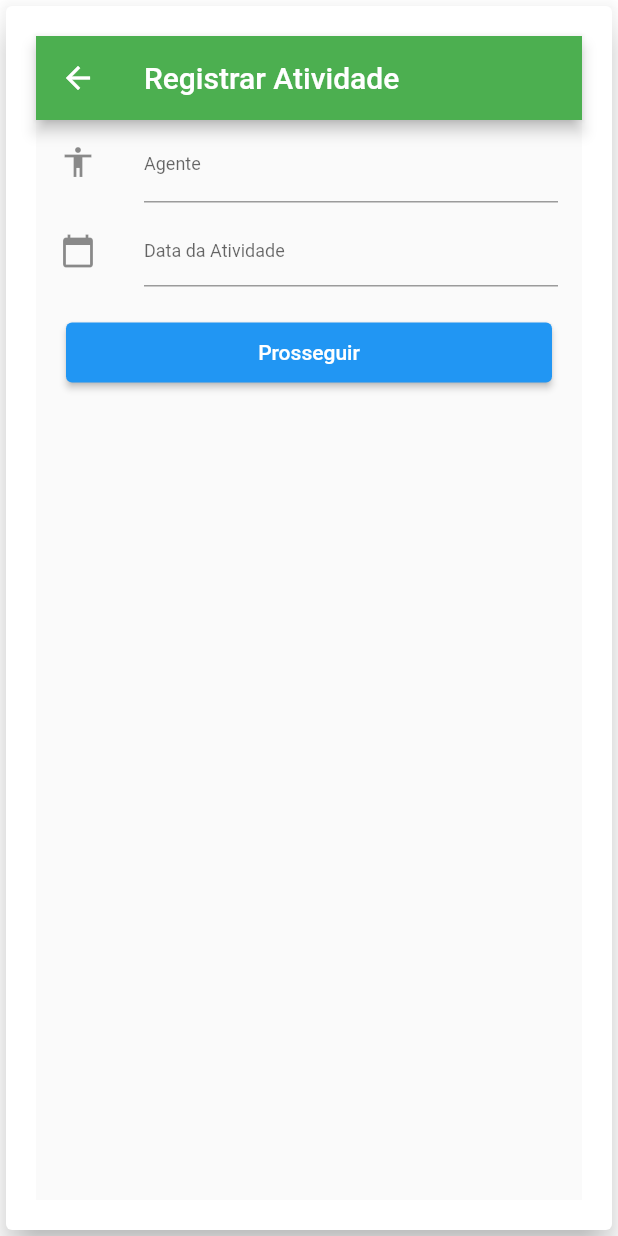
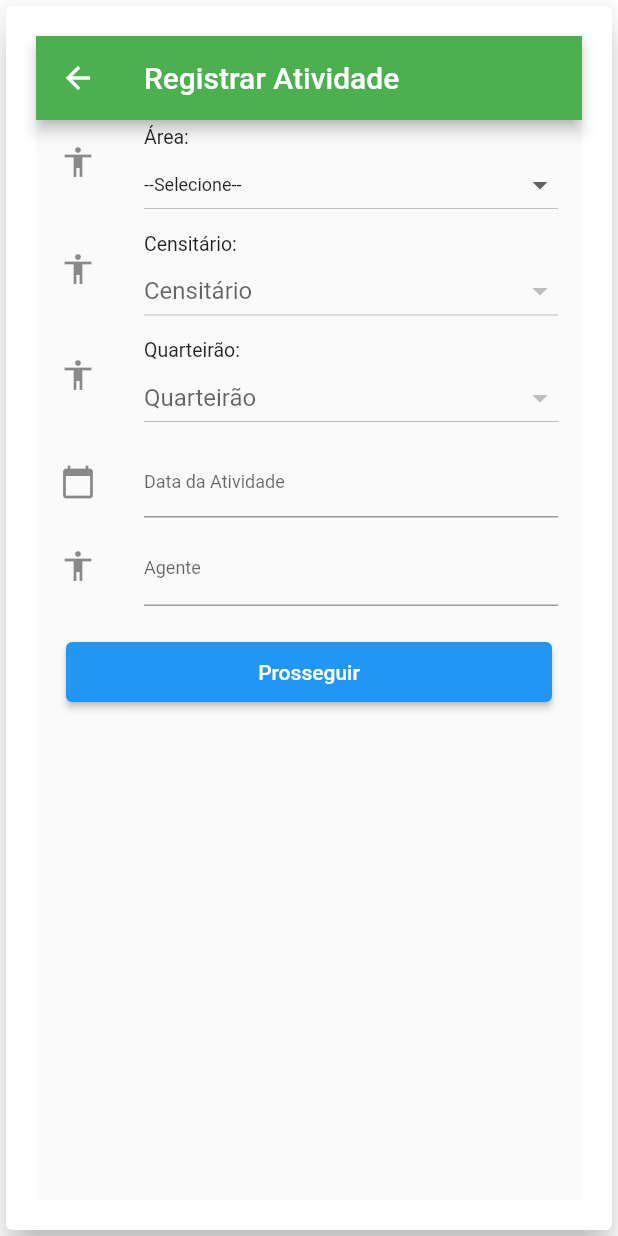
Before and after one commit to goreau/icm_app, a Flutter app: the screen it shows after launch, in the side drawer, after a tap on "Registrar", on a phone screen of 412 x 824 dp. Run offline on Flutter 3.47's test engine with Material 2 defaults, Android fonts, the phone set to English and light mode, and no system bars; our stand-ins replace get, shared_preferences, sqflite; accounts and stored records are empty.

Commit message:
feat: atividade ok

```diff
--- a/lib/controllers/visita.controller.dart
+++ b/lib/controllers/visita.controller.dart
@@ -1,6 +1,68 @@
+import 'package:flutter/material.dart';
 import 'package:get/get.dart';
+import 'package:icm_app/models/visita.dart';
+import 'package:icm_app/util/auxiliar.dart';
+import 'package:icm_app/util/routes.dart';
 
 class VisitaController extends GetxController {
-  var count = 0.obs;
-  increment() => count++;
+  var lstArea = <DropdownMenuItem<String>>[].obs;
+  var lstCens = <DropdownMenuItem<String>>[].obs;
+  var lstQuart = <DropdownMenuItem<String>>[].obs;
+  var idArea = '0'.obs;
+  var idCens = '0'.obs;
+  var idQuart = '0'.obs;
+  var loadingArea = false.obs;
+  var loadingCens = false.obs;
+  var loadingQuart = false.obs;
+  var dateController = TextEditingController().obs;
+  var dtCadastro = DateTime.now().toString().substring(0, 10).obs;
+
+  final agenteController = TextEditingController();
+
+  var visita = new Visita().obs;
+
+  doRegister() async {
+    this.visita.value.agente = this.agenteController.text;
+    this.visita.value.dtCadastro = dateController.value.text;
+
+    Get.toNamed(Routes.VISITA);
+  }
+
+  getCurrentDate(String date) async {
+    var dateParse = DateTime.parse(date);
+
+    var formattedDate = "${dateParse.day}-${dateParse.month}-${dateParse.year}";
+    this.dateController.value.text = formattedDate;
+    this.dtCadastro.value = formattedDate.toString();
+  }
+
+  loadArea() {
+    this.loadingArea.value = true;
+    Auxiliar.loadData('area', ' id_municipio=220 ').then((value) {
+      this.lstArea.value = value;
+      this.loadingArea.value = false;
+    });
+  }
+
+  updateArea(value) {
+    this.loadingCens.value = true;
+    this.visita.value.idArea = value;
+    Auxiliar.loadData('censitario', ' id_area= ' + value).then((value) {
+      this.lstCens.value = value;
+      this.loadingCens.value = false;
+    });
+  }
+
+  updateCens(value) {
+    this.visita.value.idCensitario = value;
+    this.loadingQuart.value = true;
+    Auxiliar.loadData('quarteirao', ' id_censitario= ' + value).then((value) {
+      this.lstQuart.value = value;
+      this.loadingQuart.value = false;
+    });
+  }
+
+  updateQuart(value) {
+    this.visita.value.idQuarteirao = value;
+  }
 }
--- a/lib/main.dart
+++ b/lib/main.dart
@@ -4,6 +4,7 @@ import 'package:icm_app/util/routes.dart';
 import 'package:icm_app/views/atividade.dart';
 import 'package:icm_app/views/com_importa.dart';
 import 'package:icm_app/views/principal.dart';
+import 'package:icm_app/views/visita.dart';
 
 void main() {
   runApp(GetMaterialApp(home: Home()));
@@ -22,7 +23,8 @@ class Home extends StatelessWidget {
       routes: {
         Routes.HOME: (_) => Principal(),
         Routes.COM_IMPORTA: (_) => ComImporta(),
-        Routes.VISITA: (_) => Atividade(),
+        Routes.ATIVIDADE: (_) => Atividade(),
+        Routes.VISITA: (_) => ViewVisita(),
       },
       /* builder: (BuildContext context, Widget widget) {
         Widget error = Text('Encontramos um erro....');
--- a/lib/models/visita.dart
+++ b/lib/models/visita.dart
@@ -1,34 +1,30 @@
-import 'package:flutter/cupertino.dart';
+class Visita {
+  late int idVisita;
+  late int idMunicipio;
+  late String dtCadastro;
+  late String agente;
 
-class Visita {
-  /* final int id_visita;
-  int id_execucao;
-  int id_municipio;
-  int id_atividade;
-  String dt_cadastro;
-  String agente;
+  late String idArea = '0';
+  late String idCensitario = '0';
+  late String idQuarteirao = '0';
 
-  int id_area;
-  int id_censitario;
-  int id_quarteirao;
-  int tipo_trab;
-  int id_focal;
-  int id_peri;
-  int id_nebul;
+  late int fachada;
+  late int casa;
+  late int quintal;
+  late int sombraQuintal;
+  late int pavQuintal;
+  late int telhado;
+  late int recipiente;
+  late String latitude;
+  late String longitude;
 
-  Visita({
-    this.id_visita,
-    @required this.id_execucao,
-    @required this.id_municipio,
-    @required this.id_atividade,
-    @required this.dt_cadastro,
-    @required this.agente,
-    this.id_area,
-    this.id_censitario,
-    this.id_quarteirao,
-    this.tipo_trab,
-    this.id_focal,
-    this.id_peri,
-    this.id_nebul,
+  /*Visita({
+    required this.idVisita,
+    required this.idMunicipio,
+    required this.dtCadastro,
+    required this.agente,
+    required this.idArea,
+    required this.idCensitario,
+    required this.idQuarteirao,
   });*/
 }
--- a/lib/util/comunica.service.dart
+++ b/lib/util/comunica.service.dart
@@ -7,15 +7,9 @@ class ComunicaService {
   final dbHelper = DbHelper.instance;
 
   List<String> entidades = [
-    "municipio",
     "area",
     "censitario",
     "quarteirao",
-    "imovel",
-    "grupo_rec",
-    "tipo_rec",
-    "atividade",
-    "produto"
   ];
 
   Future<String> getCadastro(BuildContext context) async {
--- a/lib/util/routes.dart
+++ b/lib/util/routes.dart
@@ -1,5 +1,19 @@
+import 'package:get/get.dart';
+import 'package:icm_app/views/atividade.dart';
+import 'package:icm_app/views/com_importa.dart';
+import 'package:icm_app/views/principal.dart';
+import 'package:icm_app/views/visita.dart';
+
 class Routes {
   static const HOME = '/';
   static const COM_IMPORTA = '/com_importa';
-  static const VISITA = '/atividade';
+  static const ATIVIDADE = '/atividade';
+  static const VISITA = '/visita';
 }
+
+List<GetPage<dynamic>> rotas = [
+  GetPage(name: Routes.HOME, page: () => Principal()),
+  GetPage(name: Routes.COM_IMPORTA, page: () => ComImporta()),
+  GetPage(name: Routes.ATIVIDADE, page: () => Atividade()),
+  GetPage(name: Routes.VISITA, page: () => ViewVisita()),
+];
--- a/lib/views/atividade.dart
+++ b/lib/views/atividade.dart
@@ -1,17 +1,20 @@
 import 'package:flutter/material.dart';
+import 'package:get/get.dart';
+import 'package:icm_app/controllers/visita.controller.dart';
 //import 'package:icm_app/components/dropdown.dart';
 //import 'package:icm_app/models/visita.dart';
 //import 'package:icm_app/util/auxiliar.dart';
 //import 'package:icm_app/util/storage.dart';
 
 class Atividade extends StatelessWidget {
+  final VisitaController ctrl = Get.put(VisitaController());
   //const ({ Key? key }) : super(key: key);
+  int ano = DateTime.parse(new DateTime.now().toString()).year;
+
   @override
   Widget build(BuildContext context) {
-    //print('create $lstMun');
-    /*  if (lstMun == null || lstAtiv == null) {
-      return CircularProgressIndicator();
-    }*/
+    ctrl.loadArea();
+
     return Card(
       elevation: 10,
       child: Container(
@@ -30,24 +33,6 @@ class Atividade extends StatelessWidget {
                   children: <Widget>[
                     ListTile(
                       leading: const Icon(Icons.accessibility),
-                      title: TextFormField(
-                        style: new TextStyle(
-                          fontSize: 12,
-                        ),
-                        controller: null,
-                        decoration: InputDecoration(labelText: 'Agente'),
-                        validator: (value) {
-                          /*if (value.isEmpty) {
-                            return 'O nome é obrigatório!!';
-                          } else {*/
-                          return null;
-                          // }
-                        },
-                        onSaved: null,
-                      ),
-                    ),
-                    /* ListTile(
-                  leading: const Icon(Icons.accessibility),
                       title: Text(
                         'Área:',
                         style: new TextStyle(
@@ -55,16 +40,24 @@ class Atividade extends StatelessWidget {
                         ),
                         textAlign: TextAlign.start,
                       ),
-                  subtitle: (lstArea == null)
-                      ? SizedBox(
-                          child: CircularProgressIndicator(),
-                          height: 50.0,
-                          width: 50.0)
-                      : Dropdown('Área', lstArea, vis.id_area,
-                          update: _updateArea),
+                      subtitle: Obx(
+                        () => ((ctrl.loadingArea.value)
+                            ? Center(child: CircularProgressIndicator())
+                            : DropdownButton<String>(
+                                hint: Text(''),
+                                value: ctrl.visita.value.idArea,
+                                icon: Icon(Icons.arrow_drop_down),
+                                iconSize: 24,
+                                isExpanded: true,
+                                items: ctrl.lstArea,
+                                onChanged: (value) {
+                                  ctrl.updateArea(value);
+                                },
+                              )),
+                      ),
                     ),
                     ListTile(
-                  leading: const Icon(Icons.construction),
+                      leading: const Icon(Icons.accessibility),
                       title: Text(
                         'Censitário:',
                         style: new TextStyle(
@@ -72,29 +65,47 @@ class Atividade extends StatelessWidget {
                         ),
                         textAlign: TextAlign.start,
                       ),
-                  subtitle: (lstCens == null)
-                      ? Text('Aguardando...')
-                      : ((vis.id_area != oldArea)
+                      subtitle: Obx(
+                        () => ((ctrl.loadingCens.value)
                             ? Center(child: CircularProgressIndicator())
-                          : Dropdown('Censitário:', lstCens, vis.id_censitario,
-                              update: _updateCens)),
+                            : DropdownButton<String>(
+                                hint: Text('Censitário'),
+                                value: ctrl.visita.value.idCensitario,
+                                icon: Icon(Icons.arrow_drop_down),
+                                iconSize: 24,
+                                isExpanded: true,
+                                items: ctrl.lstCens,
+                                onChanged: (value) {
+                                  ctrl.updateCens(value);
+                                },
+                              )),
+                      ),
                     ),
                     ListTile(
-                  leading: const Icon(Icons.construction),
+                      leading: const Icon(Icons.accessibility),
                       title: Text(
-                    'Quarteirao:',
+                        'Quarteirão:',
                         style: new TextStyle(
                           fontSize: 13,
                         ),
                         textAlign: TextAlign.start,
                       ),
-                  subtitle: (lstQuart == null)
-                      ? Text('Aguardando...')
-                      : ((vis.id_censitario != oldCens)
+                      subtitle: Obx(
+                        () => ((ctrl.loadingQuart.value)
                             ? Center(child: CircularProgressIndicator())
-                          : Dropdown('Quarteirão:', lstQuart, vis.id_quarteirao,
-                              update: _updateQuart)),
-                ),*/
+                            : DropdownButton<String>(
+                                hint: Text('Quarteirão'),
+                                value: ctrl.visita.value.idQuarteirao,
+                                icon: Icon(Icons.arrow_drop_down),
+                                iconSize: 24,
+                                isExpanded: true,
+                                items: ctrl.lstQuart,
+                                onChanged: (value) {
+                                  ctrl.updateQuart(value);
+                                },
+                              )),
+                      ),
+                    ),
                     ListTile(
                       leading: const Icon(Icons.calendar_today),
                       title: TextFormField(
@@ -106,28 +117,46 @@ class Atividade extends StatelessWidget {
                         decoration:
                             InputDecoration(hintText: 'Data da Atividade'),
                         validator: (value) {
-                          /*if (value.isEmpty) {
-                            return 'O nome é obrigatório!!';
-                          } else {*/
+                          if (value!.isEmpty) {
+                            return 'A data é obrigatória!!';
+                          } else {
                             return null;
-                          // }
+                          }
                         },
                         onSaved: null,
                         onTap: () async {
-                          /* var date = await showDatePicker(
+                          var date = await showDatePicker(
                             context: context,
-                            initialDate: DateTime.parse(vis.dt_cadastro),
+                            initialDate: DateTime.parse(ctrl.dtCadastro.value),
                             firstDate: DateTime(ano - 2),
                             lastDate: DateTime(ano + 1),
-                          );*/
-                          /* await getCurrentDate(
-                              date.toString().substring(0, 10));
-                          dateController.text = vis.dt_cadastro;*/
-                          //date.toString().substring(0, 10);
+                          );
+                          await ctrl
+                              .getCurrentDate(date.toString().substring(0, 10));
+                          //ctrl.dateController.value = ctrl.dtCadastro.value;
+                          date.toString().substring(0, 10);
                         },
                       ),
                     ),
-                    //  SizedBox(height: 16),
+                    ListTile(
+                      leading: const Icon(Icons.accessibility),
+                      title: TextFormField(
+                        style: new TextStyle(
+                          fontSize: 12,
+                        ),
+                        controller: ctrl.agenteController,
+                        decoration: InputDecoration(labelText: 'Agente'),
+                        validator: (value) {
+                          if (value!.isEmpty) {
+                            return 'O nome é obrigatório!!';
+                          } else {
+                            ctrl.visita.value.agente = value;
+                            return null;
+                          }
+                        },
+                        onSaved: null,
+                      ),
+                    ), //  SizedBox(height: 16),
                     Container(
                       padding: EdgeInsets.all(20),
                       child: SizedBox(
@@ -135,7 +164,7 @@ class Atividade extends StatelessWidget {
                         height: 40,
                         child: ElevatedButton(
                             onPressed: () {
-                              _doRegister();
+                              ctrl.doRegister();
                             },
                             child: Text('Prosseguir'),
                             style:
--- a/lib/views/principal.dart
+++ b/lib/views/principal.dart
@@ -1,4 +1,5 @@
 import 'package:flutter/material.dart';
+import 'package:get/get.dart';
 import 'package:icm_app/util/routes.dart';
 
 class Principal extends StatelessWidget {
@@ -64,7 +65,7 @@ class Principal extends StatelessWidget {
                     style: TextStyle(fontSize: 12),
                   ),
                   onTap: () {
-                    Navigator.of(context).pushNamed(Routes.VISITA);
+                    Navigator.of(context).pushNamed(Routes.ATIVIDADE);
                   },
                 ),
               ),
@@ -125,7 +126,8 @@ class Principal extends StatelessWidget {
                     style: TextStyle(fontSize: 12),
                   ),
                   onTap: () {
-                    Navigator.of(context).pushNamed(Routes.COM_IMPORTA);
+                    Get.toNamed(Routes.COM_IMPORTA);
+                    // Navigator.of(context).pushNamed(Routes.COM_IMPORTA);
                   },
                 ),
               ),
--- a/lib/views/visita.dart
+++ b/lib/views/visita.dart
@@ -3,7 +3,7 @@ import 'package:get/get.dart';
 import 'package:icm_app/components/steper.dart';
 import 'package:icm_app/controllers/visita.controller.dart';
 
-class Visita extends StatelessWidget {
+class ViewVisita extends StatelessWidget {
   //const ({ Key? key }) : super(key: key);
   final VisitaController crtl = Get.find();
 
```
Also changed, not shown: lib/components/dropdown.dart (+9 -7 lines). Lines whose indentation alone changed are shown as unchanged.
